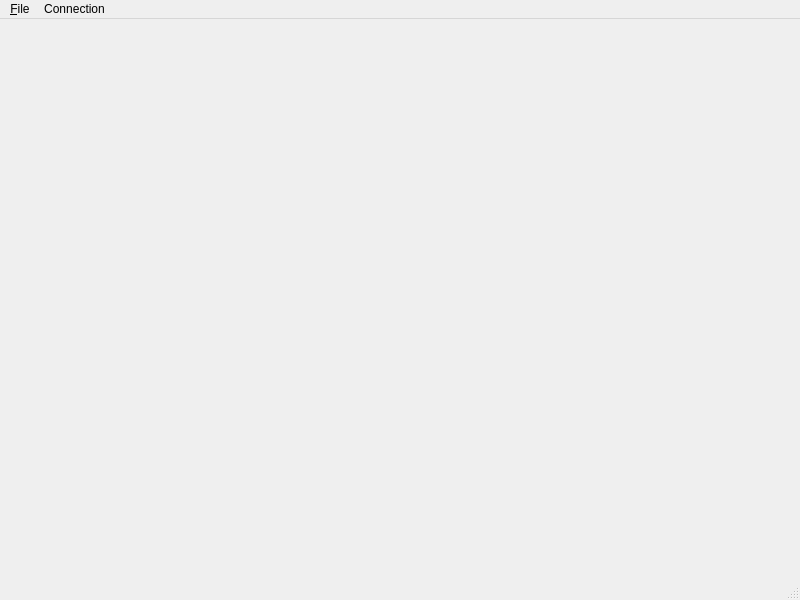
tstana/cubes-sw, file CubesControl/ui/cubescontrol.ui: the form before one commit.
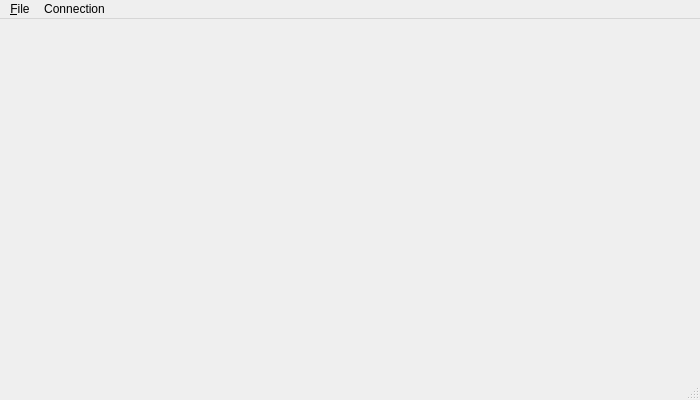
The form after the commit.

Commit message: CubesControl: Added lblConnStatus to status bar

Diff of the .ui file:
```diff
--- a/CubesControl/ui/cubescontrol.ui
+++ b/CubesControl/ui/cubescontrol.ui
@@ -6,8 +6,8 @@
    <rect>
     <x>0</x>
     <y>0</y>
-    <width>800</width>
-    <height>600</height>
+    <width>700</width>
+    <height>400</height>
    </rect>
   </property>
   <property name="windowTitle">
@@ -19,7 +19,7 @@
     <rect>
      <x>0</x>
      <y>0</y>
-     <width>800</width>
+     <width>700</width>
      <height>21</height>
     </rect>
    </property>
```
The commit also changes 2 other files.
